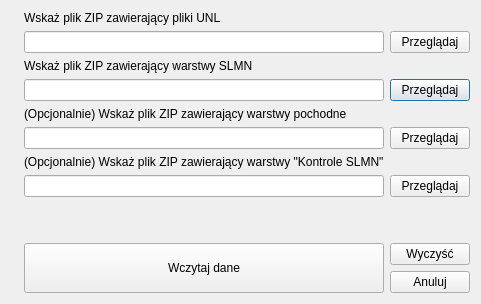
First picture: the form in lmn_2_qgis/lmn_2_qgis_dialog_base.ui, repository Kelenon/LMN2QGis, before the edit.
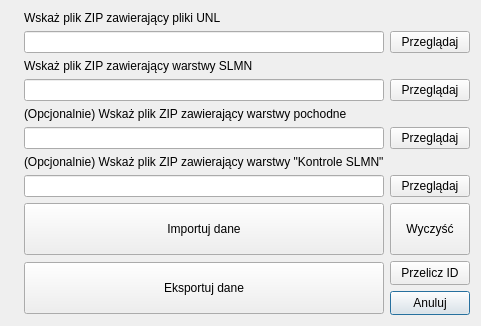
Second picture: the form after the edit. Icons and pictures are not drawn.

Patch:
```diff
--- a/lmn_2_qgis/lmn_2_qgis_dialog_base.ui
+++ b/lmn_2_qgis/lmn_2_qgis_dialog_base.ui
@@ -7,7 +7,7 @@
     <x>0</x>
     <y>0</y>
     <width>767</width>
-    <height>289</height>
+    <height>359</height>
    </rect>
   </property>
   <property name="windowTitle">
@@ -22,72 +22,14 @@
    </property>
    <item row="0" column="1">
     <layout class="QGridLayout" name="gridLayout_4">
-     <item row="4" column="1">
-      <widget class="QLabel" name="label_3">
-       <property name="text">
-        <string>(Opcjonalnie) Wskaż plik ZIP zawierający warstwy pochodne</string>
-       </property>
-      </widget>
-     </item>
-     <item row="3" column="2">
-      <widget class="QPushButton" name="pbBrowseSLMN">
-       <property name="toolTipDuration">
-        <number>7</number>
-       </property>
-       <property name="text">
-        <string>Przeglądaj</string>
-       </property>
-      </widget>
-     </item>
-     <item row="9" column="1" rowspan="2">
-      <widget class="QPushButton" name="pbLoad">
-       <property name="maximumSize">
-        <size>
-         <width>16777215</width>
-         <height>1800</height>
-        </size>
-       </property>
-       <property name="text">
-        <string>Wczytaj dane</string>
-       </property>
-      </widget>
-     </item>
-     <item row="0" column="1">
-      <widget class="QLabel" name="label_2">
-       <property name="text">
-        <string>Wskaż plik ZIP zawierający pliki UNL</string>
-       </property>
-      </widget>
-     </item>
-     <item row="1" column="1">
-      <widget class="QLineEdit" name="leUNL"/>
-     </item>
-     <item row="1" column="2">
-      <widget class="QPushButton" name="pbBrowseUNL">
-       <property name="text">
-        <string>Przeglądaj</string>
-       </property>
-      </widget>
-     </item>
-     <item row="5" column="1">
-      <widget class="QLineEdit" name="lePOCH"/>
-     </item>
-     <item row="6" column="1">
-      <widget class="QLabel" name="label_4">
-       <property name="text">
-        <string>(Opcjonalnie) Wskaż plik ZIP zawierający warstwy &quot;Kontrole SLMN&quot;</string>
-       </property>
-      </widget>
-     </item>
-     <item row="7" column="2">
-      <widget class="QPushButton" name="pbBrowseKSLMN">
-       <property name="text">
-        <string>Przeglądaj</string>
-       </property>
-      </widget>
-     </item>
-     <item row="10" column="2">
+     <item row="11" column="3">
       <widget class="QPushButton" name="pbCancel">
+       <property name="minimumSize">
+        <size>
+         <width>0</width>
+         <height>24</height>
+        </size>
+       </property>
        <property name="text">
         <string>Anuluj</string>
        </property>
@@ -100,38 +42,151 @@
        </property>
       </widget>
      </item>
+     <item row="5" column="1">
+      <widget class="QLineEdit" name="lePOCH"/>
+     </item>
+     <item row="10" column="3">
+      <widget class="QPushButton" name="pbRecalcId">
+       <property name="minimumSize">
+        <size>
+         <width>0</width>
+         <height>24</height>
+        </size>
+       </property>
+       <property name="maximumSize">
+        <size>
+         <width>16777215</width>
+         <height>1800</height>
+        </size>
+       </property>
+       <property name="text">
+        <string>Przelicz ID</string>
+       </property>
+      </widget>
+     </item>
      <item row="7" column="1">
       <widget class="QLineEdit" name="leKSLMN"/>
      </item>
-     <item row="9" column="2">
-      <widget class="QPushButton" name="pbClear">
+     <item row="6" column="1">
+      <widget class="QLabel" name="label_4">
        <property name="text">
-        <string>Wyczyść</string>
+        <string>(Opcjonalnie) Wskaż plik ZIP zawierający warstwy &quot;Kontrole SLMN&quot;</string>
+       </property>
+      </widget>
+     </item>
+     <item row="1" column="3">
+      <widget class="QPushButton" name="pbBrowseUNL">
+       <property name="text">
+        <string>Przeglądaj</string>
+       </property>
+      </widget>
+     </item>
+     <item row="5" column="3">
+      <widget class="QPushButton" name="pbBrowsePOCH">
+       <property name="text">
+        <string>Przeglądaj</string>
+       </property>
+      </widget>
+     </item>
+     <item row="10" column="1" rowspan="2">
+      <widget class="QPushButton" name="pbExport">
+       <property name="sizePolicy">
+        <sizepolicy hsizetype="Minimum" vsizetype="Fixed">
+         <horstretch>0</horstretch>
+         <verstretch>0</verstretch>
+        </sizepolicy>
+       </property>
+       <property name="minimumSize">
+        <size>
+         <width>0</width>
+         <height>52</height>
+        </size>
+       </property>
+       <property name="maximumSize">
+        <size>
+         <width>16777215</width>
+         <height>16777215</height>
+        </size>
+       </property>
+       <property name="text">
+        <string>Eksportuj dane</string>
        </property>
       </widget>
      </item>
      <item row="3" column="1">
       <widget class="QLineEdit" name="leSLMN"/>
      </item>
-     <item row="5" column="2">
-      <widget class="QPushButton" name="pbBrowsePOCH">
+     <item row="3" column="3">
+      <widget class="QPushButton" name="pbBrowseSLMN">
+       <property name="toolTipDuration">
+        <number>7</number>
+       </property>
        <property name="text">
         <string>Przeglądaj</string>
        </property>
       </widget>
      </item>
+     <item row="0" column="1">
+      <widget class="QLabel" name="label_2">
+       <property name="text">
+        <string>Wskaż plik ZIP zawierający pliki UNL</string>
+       </property>
+      </widget>
+     </item>
+     <item row="4" column="1">
+      <widget class="QLabel" name="label_3">
+       <property name="text">
+        <string>(Opcjonalnie) Wskaż plik ZIP zawierający warstwy pochodne</string>
+       </property>
+      </widget>
+     </item>
+     <item row="7" column="3">
+      <widget class="QPushButton" name="pbBrowseKSLMN">
+       <property name="text">
+        <string>Przeglądaj</string>
+       </property>
+      </widget>
+     </item>
+     <item row="1" column="1">
+      <widget class="QLineEdit" name="leUNL"/>
+     </item>
      <item row="8" column="1">
-      <spacer name="verticalSpacer">
-       <property name="orientation">
-        <enum>Qt::Vertical</enum>
+      <widget class="QPushButton" name="pbLoad">
+       <property name="minimumSize">
+        <size>
+         <width>0</width>
+         <height>52</height>
+        </size>
        </property>
-       <property name="sizeHint" stdset="0">
+       <property name="maximumSize">
         <size>
-         <width>20</width>
-         <height>40</height>
+         <width>16777215</width>
+         <height>1800</height>
         </size>
        </property>
-      </spacer>
+       <property name="text">
+        <string>Importuj dane</string>
+       </property>
+      </widget>
+     </item>
+     <item row="8" column="3">
+      <widget class="QPushButton" name="pbClear">
+       <property name="minimumSize">
+        <size>
+         <width>0</width>
+         <height>52</height>
+        </size>
+       </property>
+       <property name="maximumSize">
+        <size>
+         <width>16777215</width>
+         <height>1800</height>
+        </size>
+       </property>
+       <property name="text">
+        <string>Wyczyść</string>
+       </property>
+      </widget>
      </item>
     </layout>
    </item>
```
